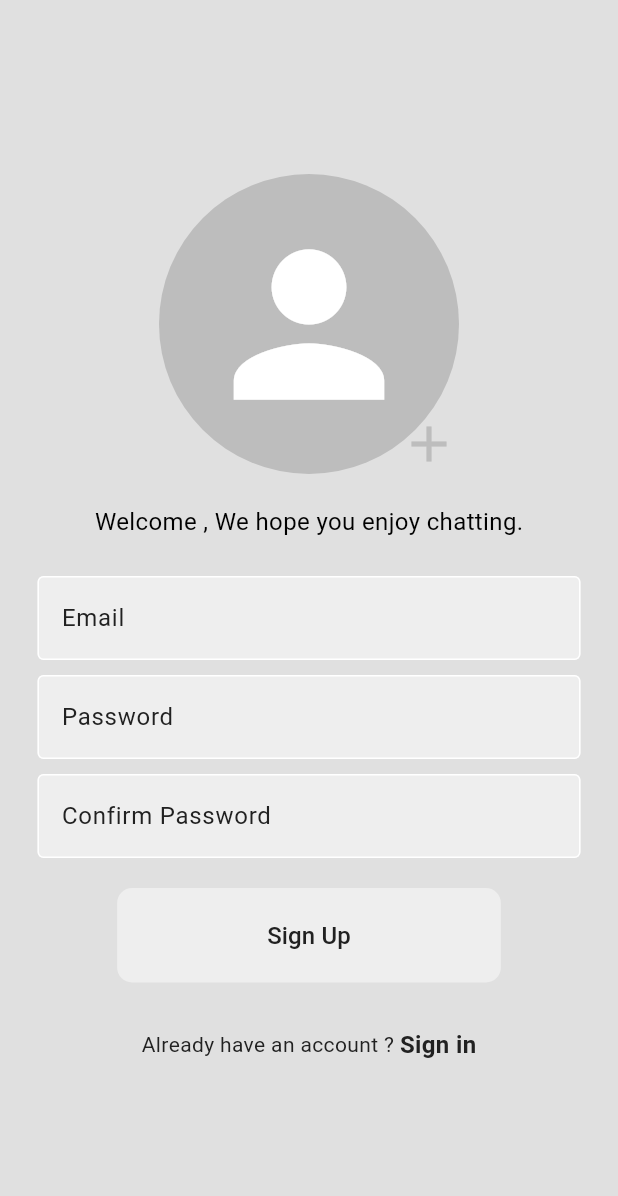
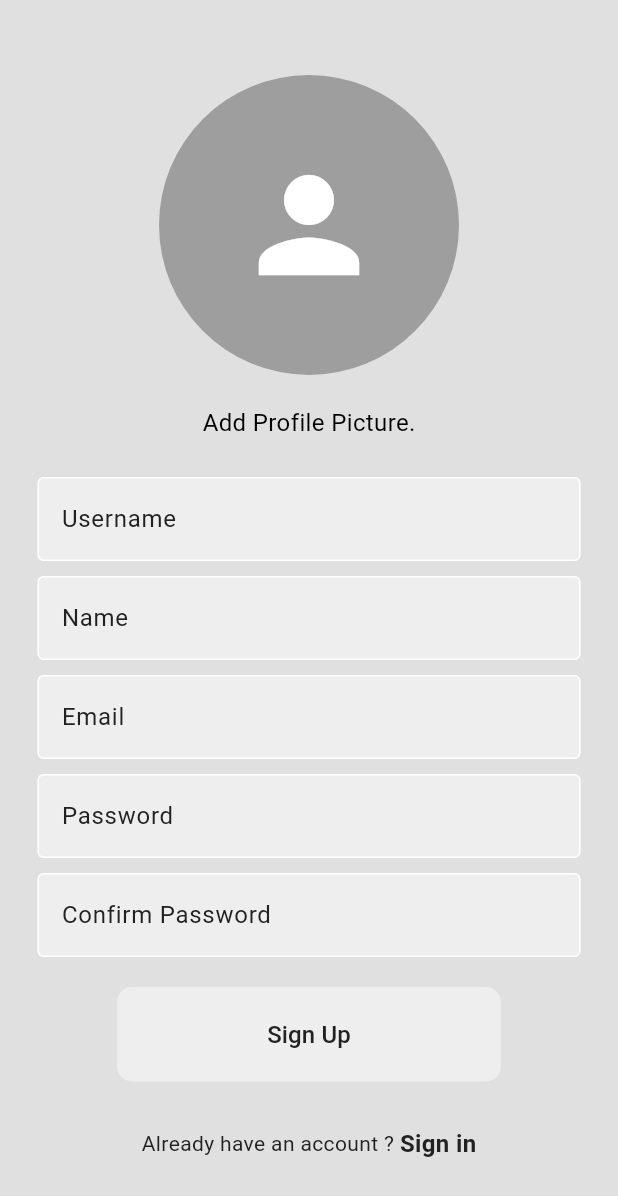
Before and after one commit to LakshyaChauhan/chat_App, a Flutter app: the screen it shows after launch, after a tap on "Sign Up", after a tap on the "person" icon, on a phone screen of 412 x 824 dp. Shown: the top 1196 px of the screen. Run offline on Flutter 3.47's test engine with Material 3 defaults, Android fonts, the phone set to English and light mode, and no system bars; our stand-ins replace cloud_firestore, firebase_auth, firebase_core, image_picker, shared_preferences; accounts and stored records are empty; generated files the repository leaves out were written again; network calls fail.

Commit message:
user provider created and user model redefined

```diff
--- a/lib/main.dart
+++ b/lib/main.dart
@@ -13,9 +13,10 @@ Future<void> main() async {
   await Firebase.initializeApp(options: DefaultFirebaseOptions.currentPlatform);
   await themeProvider.loadThemeMode();
   runApp(
-    ChangeNotifierProvider(
-      create: (context) => themeProvider,
-      child: const MyApp(),
+    MultiProvider(providers: [
+      ChangeNotifierProvider(create: (context) => themeProvider),
+    ],
+    child: const MyApp(),
     ),
   );
 }
--- a/lib/models/user_model.dart
+++ b/lib/models/user_model.dart
@@ -2,41 +2,46 @@ import 'dart:convert';
 
 // ignore_for_file: public_member_api_docs, sort_constructors_first
 class UserModel {
-  final String uid;
+  final String? uid;
   final String userName;
+  final String name;
   final String? profilePic;
   final String email;
-  final String password;
+  final bool  isOnline;
   UserModel({
-    required this.uid,
+    this.uid,
     required this.userName,
+    required this.name,
     this.profilePic,
     required this.email,
-    required this.password,
+    required this.isOnline,
   });
-
 
   Map<String, dynamic> toMap() {
     return <String, dynamic>{
       'uid': uid,
       'userName': userName,
+      'name':name,
       'profilePic': profilePic,
       'email': email,
-      'password': password,
+      'isOnline': isOnline,
     };
   }
 
-  factory UserModel.fromMap(Map<String, dynamic> map) {
+  factory UserModel.fromMap( Map<String, dynamic> map) {
     return UserModel(
-      uid: map['uid'] as String,
+      uid: map['uid'] != null ? map['uid'] as String : null,
       userName: map['userName'] as String,
-      profilePic: map['profilePic'] != null ? map['profilePic'] as String : null,
+      name: map['name'] as String,
+      profilePic:
+          map['profilePic'] != null ? map['profilePic'] as String : null,
       email: map['email'] as String,
-      password: map['password'] as String,
+      isOnline: map['isOnline'] as bool,
     );
   }
 
   String toJson() => json.encode(toMap());
 
-  factory UserModel.fromJson(String source) => UserModel.fromMap(json.decode(source) as Map<String, dynamic>);
+  factory UserModel.fromJson(String source) =>
+      UserModel.fromMap(json.decode(source) as Map<String, dynamic>);
 }
--- a/lib/screens/login/login.screen.dart
+++ b/lib/screens/login/login.screen.dart
@@ -32,7 +32,7 @@ class _LoginScreenState extends State<LoginScreen> {
       AuthServices authServices = AuthServices();
       try {
         await authServices.signInWithEmailAndPassword(
-            emailController.text, passwordController.text);
+            emailController.text, passwordController.text,context);
         if (!context.mounted) return;
       } catch (e) {
         showDialog(
--- /dev/null
+++ b/lib/screens/provider/user_provider.dart
@@ -0,0 +1,11 @@
+import 'package:chat_app/models/user_model.dart';
+import 'package:flutter/foundation.dart';
+
+class UserProvider extends ChangeNotifier {
+  UserModel? _user;
+  UserModel? get user => _user;
+  set user(UserModel? newUser) {
+    _user = newUser;
+    notifyListeners();
+  }
+}
--- a/lib/screens/register/register.screen.dart
+++ b/lib/screens/register/register.screen.dart
@@ -1,4 +1,5 @@
 import 'dart:io';
+import 'package:chat_app/models/user_model.dart';
 import 'package:flutter/material.dart';
 
 import 'package:chat_app/services/auth/auth.services.dart';
@@ -22,18 +23,21 @@ class _RegisterScreenState extends State<RegisterScreen> {
   File? _imageFile;
   // function to pick image from gallery
   void _pickImage() async {
-    final image = await ImagePicker().pickImage(source: ImageSource.gallery);
-    if (image != null) {
+    final imageFile =
+        await ImagePicker().pickImage(source: ImageSource.gallery);
     setState(() {
-        _imageFile = File(image.path);
+      if (imageFile != null) {
+        _imageFile = File(imageFile.path);
+      }
     });
-    }
     print(_imageFile);
   }
 
   // controller for email and password
   final TextEditingController emailController = TextEditingController();
   final TextEditingController passwordController = TextEditingController();
+  final TextEditingController userNameController = TextEditingController();
+  final TextEditingController nameController = TextEditingController();
   final TextEditingController confirmPasswordController =
       TextEditingController();
 
@@ -42,6 +46,8 @@ class _RegisterScreenState extends State<RegisterScreen> {
     emailController.dispose();
     passwordController.dispose();
     confirmPasswordController.dispose();
+    userNameController.dispose();
+    nameController.dispose();
     super.dispose();
   }
 
@@ -51,7 +57,14 @@ class _RegisterScreenState extends State<RegisterScreen> {
     // if email and confirm password is same
     if (passwordController.text == confirmPasswordController.text) {
       try {
-        await auth.signUp(emailController.text, passwordController.text);
+        await auth.signUp(
+            UserModel(
+                name: nameController.text,
+                userName: userNameController.text,
+                email: emailController.text,
+                isOnline: false,
+                profilePic: _imageFile != null ? _imageFile!.path : 'null'),
+            passwordController.text);
         // good practice
         if (!context.mounted) return;
       } catch (e) {
@@ -75,7 +88,7 @@ class _RegisterScreenState extends State<RegisterScreen> {
 
   @override
   Widget build(BuildContext context) {
-    // void signup metho
+    // void signup method
 
     return Scaffold(
       backgroundColor: Theme.of(context).colorScheme.background,
@@ -87,42 +100,43 @@ class _RegisterScreenState extends State<RegisterScreen> {
             children: [
               GestureDetector(
                 onTap: _pickImage,
-                child: Stack(
-                  alignment: Alignment.bottomRight,
-                  children: [
-                    CircleAvatar(
-                        radius: 100,
+                child: CircleAvatar(
+                  radius: 100.0,
+                  backgroundImage:
+                      _imageFile != null ? FileImage(_imageFile!) : null,
+                  backgroundColor: Colors.grey,
                   child: _imageFile == null
                       ? const Icon(
                           Icons.person,
-                                size: 150,
+                          size: 100,
                         )
-                            : null),
-                    Icon(
-                      Icons.add,
-                      color: Theme.of(context).colorScheme.primary,
-                      size: 40,
-                    )
-                  ],
+                      : null,
                 ),
-              ), //Image.file(),),
+              ),
 
               const SizedBox(height: 20),
-              // iCon of the app
-
-              // Icon(Icons.message,
-              //     size: 60, color: Theme.of(context).colorScheme.inversePrimary),
-              // const SizedBox(height: 50),
 
               // text of welcome
               Text(
-                'Welcome , We hope you enjoy chatting.',
+                'Add Profile Picture.',
                 style: TextStyle(
                     color: Theme.of(context).colorScheme.onSecondary,
                     fontSize: 16),
               ),
 
               const SizedBox(height: 25),
+              // user name
+              CustomTextField(
+                  controller: userNameController,
+                  hintText: 'Username',
+                  obscureText: false),
+              const SizedBox(height: 10),
+              // for name
+              CustomTextField(
+                  controller: nameController,
+                  hintText: 'Name',
+                  obscureText: false),
+              const SizedBox(height: 10),
               // custom text field for email
               CustomTextField(
                   controller: emailController,
--- a/lib/themes/dark.mode.dart
+++ b/lib/themes/dark.mode.dart
@@ -9,5 +9,5 @@ ThemeData darkMode = ThemeData(
   tertiary: Colors.black26,
   onPrimary: const Color.fromARGB(255, 82, 146, 85),
   onBackground: const Color.fromARGB(255, 7, 72, 9),
-  inversePrimary: Colors.grey.shade300,
+  inversePrimary: Colors.grey.shade500,
 ));
--- a/pubspec.yaml
+++ b/pubspec.yaml
@@ -41,6 +41,7 @@ dependencies:
   provider: ^6.1.1
   shared_preferences: ^2.2.2
   image_picker: ^1.0.7
+  firebase_storage: ^11.6.7
 
 dev_dependencies:
   flutter_test:
```
Also changed, not shown: lib/services/auth/auth.services.dart (+29 -19 lines), lib/utils/common/my.drawer.dart (+5 -3 lines), pubspec.lock, 3 other files. Lines whose indentation alone changed are shown as unchanged.
